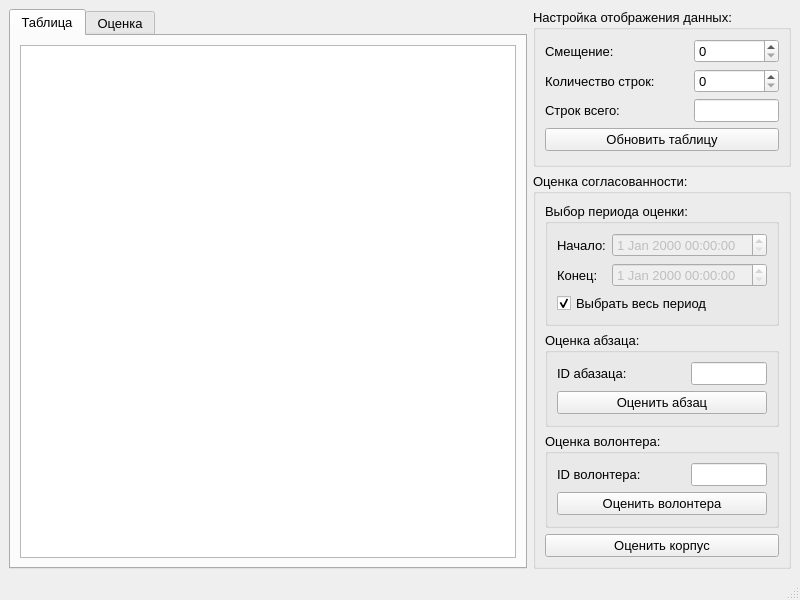
This is design/MainWindow.ui in vanSultan/eval_quorum as Qt 5 draws it before an edit. The edited form follows.
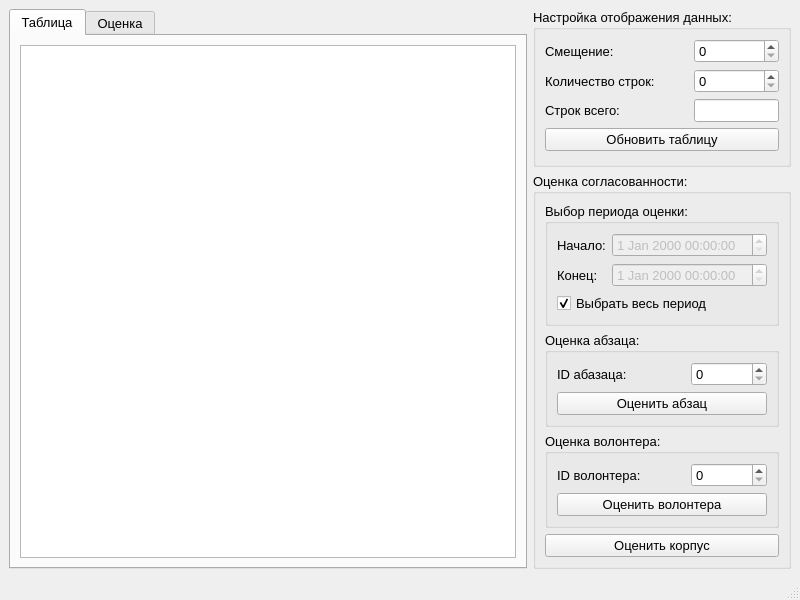
This is the edited form.

Commit message: Поля абзац и волонтер заменены на spinBox

The edit to the form file:
```diff
--- a/design/MainWindow.ui
+++ b/design/MainWindow.ui
@@ -184,7 +184,7 @@
                </widget>
               </item>
               <item>
-               <widget class="QLineEdit" name="lineEditSection"/>
+               <widget class="QSpinBox" name="spinBoxSection"/>
               </item>
              </layout>
             </item>
@@ -214,7 +214,7 @@
                </widget>
               </item>
               <item>
-               <widget class="QLineEdit" name="lineEditVolunteer"/>
+               <widget class="QSpinBox" name="spinBoxVolunteer"/>
               </item>
              </layout>
             </item>
```
